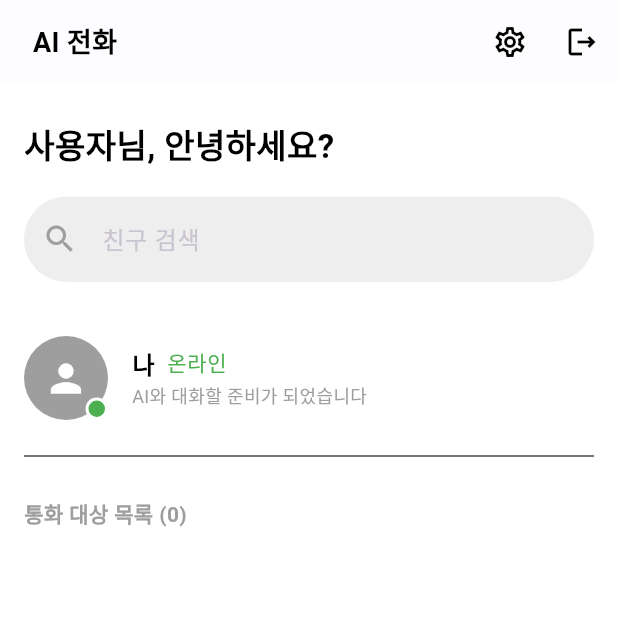
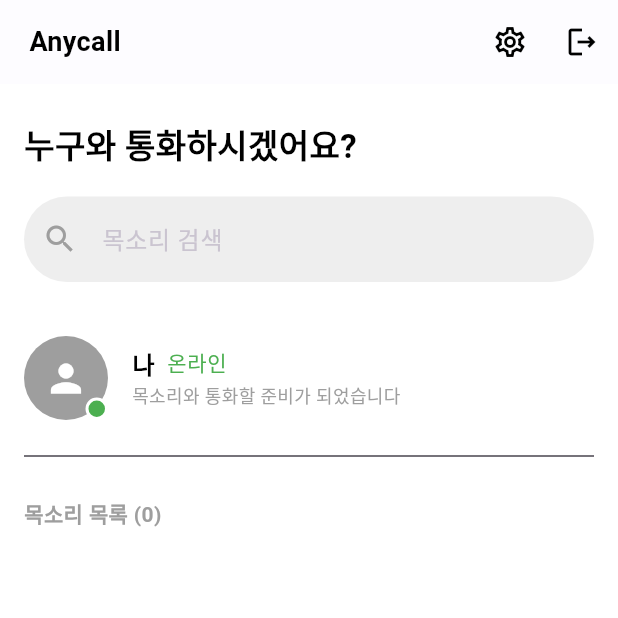
Before and after one commit to 25-2-fall-capstonedesign2/frontend, a Flutter app: the HomeScreen screen opened directly, on a phone screen of 412 x 824 dp, the top half of it. Run offline on Flutter 3.47's test engine with Material 3 defaults, Android fonts, the phone set to English and light mode, and no system bars; our stand-ins replace just_audio, shared_preferences; missing offline and left inert: record, window_manager; accounts and stored records are empty; network calls fail.

Commit message:
[MOD] UI 텍스트 변경

```diff
--- a/lib/screens/home_screen.dart
+++ b/lib/screens/home_screen.dart
@@ -49,9 +49,9 @@ class _HomeScreenState extends State<HomeScreen> {
     _loadData(); // 사용자 프로필과 친구 목록을 동시에 로드
   }
 
-  // 4. [수정] 사용자 프로필 및 통화 대상 목록 API 호출
+  // 4. 사용자 프로필 및 통화 대상 목록 API 호출
   Future<void> _loadData() async {
-    // ⚠️ 사용자 이름을 가져오는 API (getUserProfile)는 명세에 없으므로 임시 값 사용
+    // 사용자 이름을 가져오는 API (getUserProfile)는 명세에 없으므로 임시 값 사용
     String fetchedUserName = "사용자";
 
     // History API (1): 통화 대상 목록 조회
@@ -115,7 +115,7 @@ class _HomeScreenState extends State<HomeScreen> {
         leading: const Padding(
           padding: EdgeInsets.all(8.0),
           child: Center(
-            child: Text('AI 전화', style: TextStyle(fontWeight: FontWeight.bold, fontSize: 18)),
+            child: Text('Anycall', style: TextStyle(fontWeight: FontWeight.bold, fontSize: 18)),
           ),
         ),
         leadingWidth: 100,
@@ -141,7 +141,8 @@ class _HomeScreenState extends State<HomeScreen> {
           Padding(
             padding: const EdgeInsets.symmetric(vertical: 8.0),
             child: Text(
-              '$_userName님, 안녕하세요?', // 1단계에서 로드된 사용자명 사용
+              // '$_userName님, 안녕하세요?', // 1단계에서 로드된 사용자명 사용
+              '누구와 통화하시겠어요?',
               style: const TextStyle(
                 fontSize: 22,
                 fontWeight: FontWeight.bold,
@@ -156,7 +157,7 @@ class _HomeScreenState extends State<HomeScreen> {
             controller: _searchController,
             style: const TextStyle(color: Colors.black),
             decoration: InputDecoration(
-              hintText: '친구 검색',
+              hintText: '목소리 검색',
               prefixIcon: const Icon(Icons.search, color: Colors.grey),
               filled: true,
               fillColor: Colors.grey[200],
@@ -175,7 +176,7 @@ class _HomeScreenState extends State<HomeScreen> {
               name: '나',
               status: '온라인',
               statusColor: Colors.green,
-              lastSeen: 'AI와 대화할 준비가 되었습니다',
+              lastSeen: '목소리와 통화할 준비가 되었습니다',
               chatHistory: [],
             ),
             isMe: true,
@@ -185,7 +186,7 @@ class _HomeScreenState extends State<HomeScreen> {
 
           // 통화 대상 목록 헤더 (API 결과 사용)
           Text(
-            '통화 대상 목록 (${_filteredFriends.length})',
+            '목소리 목록 (${_filteredFriends.length})',
             style: const TextStyle(color: Colors.grey, fontWeight: FontWeight.bold),
           ),
           const SizedBox(height: 10),
```
